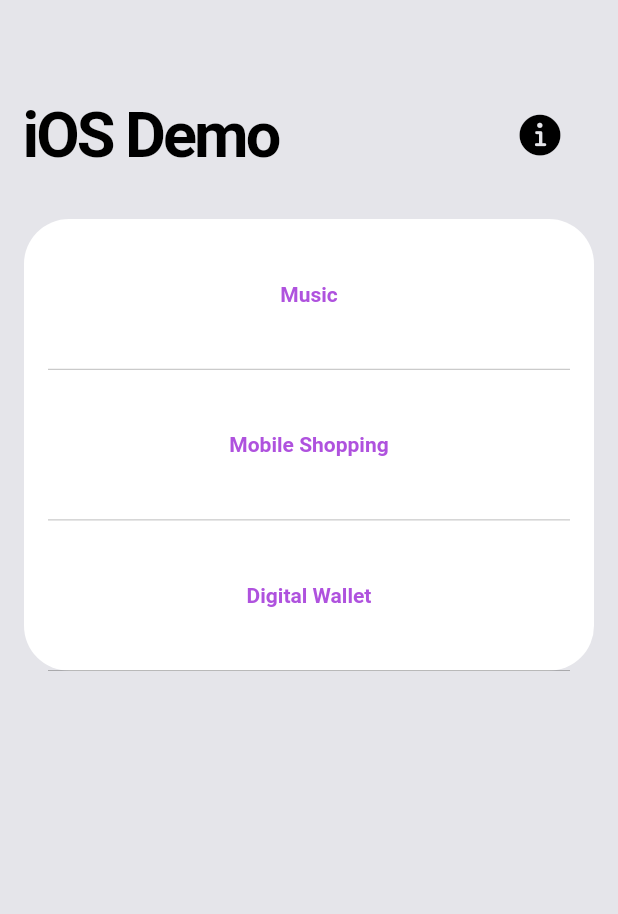
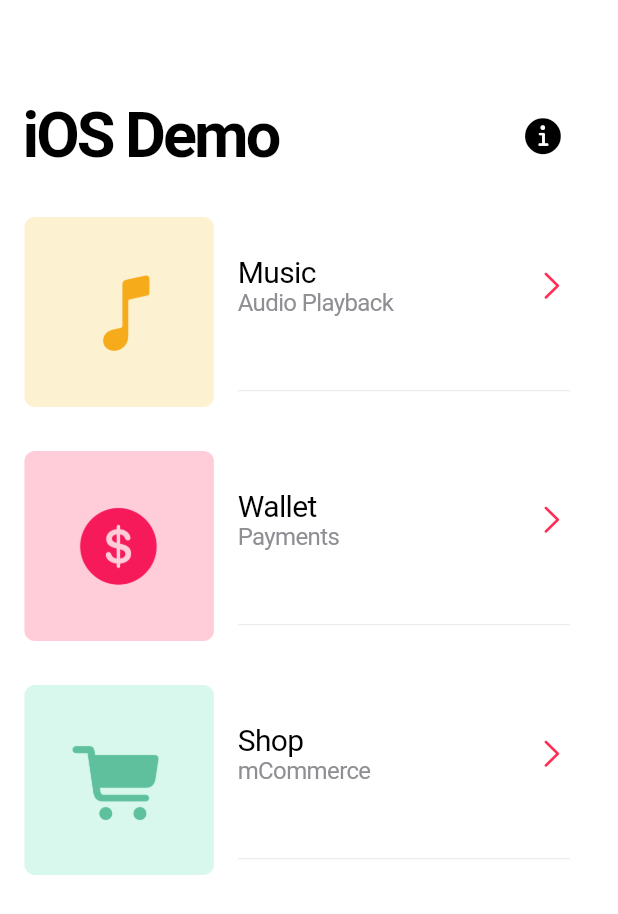
Before and after one commit to amha/my_ios_app, a Flutter app: the screen it shows after launch, on a phone screen of 412 x 824 dp. Shown: the top 914 px of the screen. Run offline on Flutter 3.47's test engine with Material 2 defaults, Android fonts, the phone set to English and light mode, and no system bars; our stand-ins replace carousel_slider.

Commit message:
Updated layout for app.dart and updated assets.

```diff
--- a/lib/main.dart
+++ b/lib/main.dart
@@ -1,6 +1,6 @@
 import 'package:flutter/cupertino.dart';
 import 'package:flutter/material.dart';
-import 'package:my_ios_app/views/App.dart';
+import 'package:my_ios_app/views/app.dart';
 
 void main() {
   runApp(MyApp());
@@ -17,7 +17,7 @@ class MyApp extends StatelessWidget {
           barBackgroundColor: CupertinoColors.systemGrey6,
           textTheme: CupertinoTextThemeData(
               actionTextStyle: TextStyle(
-                  color: CupertinoColors.systemPurple,
+                  color: Theme.of(context).primaryColor,
                   fontWeight: FontWeight.w600))),
       home: App(),
     );
--- a/lib/views/App.dart
+++ /dev/null
@@ -1,145 +0,0 @@
-import 'package:flutter/cupertino.dart';
-import 'package:flutter/material.dart';
-import 'package:my_ios_app/views/music/music_home.dart';
-import 'package:my_ios_app/views/shop/launcher.dart';
-import 'package:my_ios_app/views/wallet/wallet_home.dart';
-
-class App extends StatelessWidget {
-  @override
-  Widget build(BuildContext context) {
-    double screenWidth = MediaQuery.of(context).size.width;
-    return CupertinoPageScaffold(
-      backgroundColor: CupertinoColors.systemGrey5,
-      child: Column(
-        mainAxisAlignment: MainAxisAlignment.start,
-        crossAxisAlignment: CrossAxisAlignment.center,
-        children: [
-          Container(
-            height: 80,
-            margin: EdgeInsets.fromLTRB(0, 50, 0, 0),
-            width: screenWidth,
-            padding: EdgeInsets.symmetric(horizontal: 16, vertical: 4),
-            child: Row(
-              mainAxisAlignment: MainAxisAlignment.spaceBetween,
-              crossAxisAlignment: CrossAxisAlignment.center,
-              children: [
-                Text(
-                  'iOS Demo',
-                  style: TextStyle(
-                      fontSize: 42,
-                      fontWeight: FontWeight.w600,
-                      letterSpacing: -2),
-                ),
-                CupertinoButton(
-                  onPressed: () {},
-                  child: Icon(
-                    CupertinoIcons.info_circle_fill,
-                    color: CupertinoColors.black,
-                    size: 32,
-                  ),
-                )
-              ],
-            ),
-          ),
-          Container(
-            margin: EdgeInsets.all(16),
-            decoration: BoxDecoration(
-                color: CupertinoColors.white,
-                borderRadius: BorderRadius.all(Radius.circular(30))),
-            child: Column(
-              children: [
-                Container(
-                  height: 100,
-                  width: screenWidth,
-                  child: Center(
-                    child: SizedBox(
-                      height: 90,
-                      width: screenWidth,
-                      child: CupertinoButton(
-                        onPressed: () {
-                          Navigator.of(context).push(CupertinoPageRoute(
-                              builder: (context) => MusicHome()));
-                        },
-                        child: Text(
-                          'Music',
-                          style: CupertinoTheme.of(context)
-                              .textTheme
-                              .actionTextStyle,
-                          textAlign: TextAlign.center,
-                        ),
-                      ),
-                    ),
-                  ),
-                ),
-                Divider(
-                  height: .4,
-                  indent: 16,
-                  endIndent: 16,
-                  color: Colors.black26,
-                ),
-                Container(
-                  height: 100,
-                  width: screenWidth,
-                  child: SizedBox(
-                    height: 90,
-                    width: screenWidth,
-                    child: Center(
-                      child: CupertinoButton(
-                        onPressed: () {
-                          Navigator.of(context).push(CupertinoPageRoute(
-                              builder: (context) => ShopLauncher()));
-                        },
-                        child: Text(
-                          'Mobile Shopping',
-                          style: CupertinoTheme.of(context)
-                              .textTheme
-                              .actionTextStyle,
-                          textAlign: TextAlign.center,
-                        ),
-                      ),
-                    ),
-                  ),
-                ),
-                Divider(
-                  height: .4,
-                  indent: 16,
-                  endIndent: 16,
-                  color: Colors.black26,
-                ),
-                Container(
-                  height: 100,
-                  width: screenWidth,
-                  child: Center(
-                    child: SizedBox(
-                      height: 90,
-                      width: screenWidth,
-                      child: CupertinoButton(
-                        onPressed: () {
-                          Navigator.of(context).push(CupertinoPageRoute(
-                              builder: (context) => WalletHome()));
-                        },
-                        child: Text(
-                          'Digital Wallet ',
-                          style: CupertinoTheme.of(context)
-                              .textTheme
-                              .actionTextStyle,
-                          textAlign: TextAlign.center,
-                        ),
-                      ),
-                    ),
-                  ),
-                ),
-                Divider(
-                  height: .4,
-                  indent: 16,
-                  endIndent: 16,
-                  color: Colors.black26,
-                ),
-              ],
-            ),
-          )
-        ],
-      ),
-    );
-  }
-}
--- /dev/null
+++ b/lib/views/app.dart
@@ -0,0 +1,146 @@
+import 'package:flutter/cupertino.dart';
+import 'package:flutter/material.dart';
+import 'package:my_ios_app/views/music/music_home.dart';
+import 'package:my_ios_app/views/shop/shop_launcher.dart';
+import 'package:my_ios_app/views/wallet/wallet_home.dart';
+
+class App extends StatelessWidget {
+  @override
+  Widget build(BuildContext context) {
+    double screenWidth = MediaQuery.of(context).size.width;
+    return CupertinoPageScaffold(
+      backgroundColor: CupertinoColors.white,
+      child: SingleChildScrollView(
+        child: Column(
+          mainAxisAlignment: MainAxisAlignment.start,
+          crossAxisAlignment: CrossAxisAlignment.center,
+          children: [
+            Container(
+              height: 80,
+              margin: EdgeInsets.fromLTRB(0, 50, 0, 0),
+              width: screenWidth,
+              padding: EdgeInsets.symmetric(horizontal: 16, vertical: 4),
+              child: Row(
+                mainAxisAlignment: MainAxisAlignment.spaceBetween,
+                crossAxisAlignment: CrossAxisAlignment.center,
+                children: [
+                  Text(
+                    'iOS Demo',
+                    style: TextStyle(
+                        fontSize: 42,
+                        fontWeight: FontWeight.w600,
+                        letterSpacing: -2),
+                  ),
+                  CupertinoButton(
+                    onPressed: () {},
+                    child: Icon(
+                      CupertinoIcons.info_circle_fill,
+                      color: CupertinoColors.black,
+                      size: 28,
+                    ),
+                  )
+                ],
+              ),
+            ),
+            Column(
+              children: [
+                _demoRow(context, 'Music', 'Audio Playback',
+                    'assets/music_action.png'),
+                _demoRow(
+                    context, 'Wallet', 'Payments', 'assets/wallet_action.png'),
+                _demoRow(
+                    context, 'Shop', 'mCommerce', 'assets/shopping_action.png'),
+              ],
+            )
+          ],
+        ),
+      ),
+    );
+  }
+
+  Widget _demoRow(
+      BuildContext context, String name, String description, String imagePath) {
+    Widget route;
+    switch (name) {
+      case 'Music':
+        route = MusicHome();
+        break;
+      case 'Wallet':
+        route = WalletHome();
+        break;
+      case 'Shop':
+        route = ShopLauncher();
+        break;
+    }
+    return GestureDetector(
+      onTap: () {
+        Navigator.of(context)
+            .push(CupertinoPageRoute(builder: (context) => route));
+      },
+      child: Container(
+        padding: EdgeInsets.symmetric(vertical: 8, horizontal: 16),
+        child: Row(
+          children: [
+            Expanded(
+              flex: 1,
+              child: Container(
+                child: Image.asset(imagePath),
+              ),
+            ),
+            Expanded(
+              flex: 2,
+              child: Padding(
+                padding: const EdgeInsets.fromLTRB(16, 0, 16, 0),
+                child: SizedBox(
+                  height: 140,
+                  child: Column(
+                    mainAxisSize: MainAxisSize.max,
+                    mainAxisAlignment: MainAxisAlignment.spaceBetween,
+                    crossAxisAlignment: CrossAxisAlignment.start,
+                    children: [
+                      Expanded(
+                        flex: 3,
+                        child: Row(
+                          mainAxisAlignment: MainAxisAlignment.spaceBetween,
+                          children: [
+                            Column(
+                              crossAxisAlignment: CrossAxisAlignment.start,
+                              mainAxisAlignment: MainAxisAlignment.center,
+                              children: [
+                                Text(
+                                  name,
+                                  style: TextStyle(
+                                      fontWeight: FontWeight.w400,
+                                      fontSize: 20),
+                                ),
+                                Text(
+                                  description,
+                                  style: TextStyle(
+                                      fontWeight: FontWeight.w400,
+                                      fontSize: 16,
+                                      color: CupertinoColors.systemGrey),
+                                )
+                              ],
+                            ),
+                            Icon(CupertinoIcons.chevron_right)
+                          ],
+                        ),
+                      ),
+                      Expanded(
+                        flex: 1,
+                        child: Divider(
+                          height: 1,
+                          thickness: 0.5,
+                        ),
+                      )
+                    ],
+                  ),
+                ),
+              ),
+            )
+          ],
+        ),
+      ),
+    );
+  }
+}
--- a/lib/views/wallet/card_details.dart
+++ b/lib/views/wallet/card_details.dart
@@ -69,54 +69,21 @@ class _CardDetailsState extends State<CardDetails>
         child: Column(
           children: [
             Container(
-              height: 230,
+              height: 250,
               width: MediaQuery.of(context).size.width,
-              padding: EdgeInsets.all(16),
-              margin: EdgeInsets.fromLTRB(16, 100, 16, 16),
+              margin: EdgeInsets.fromLTRB(16, 30, 16, 16),
               decoration: BoxDecoration(
                   color: CupertinoColors.activeBlue,
-                  borderRadius: BorderRadius.all(Radius.circular(15))),
-              child: Column(
-                crossAxisAlignment: CrossAxisAlignment.start,
-                mainAxisAlignment: MainAxisAlignment.spaceBetween,
-                children: [
-                  Expanded(
-                    flex: 4,
-                    child: Text(
-                      'Liberty Bank Credit Card',
-                      style: TextStyle(
-                          color: CupertinoColors.white,
-                          fontWeight: FontWeight.bold,
-                          fontSize: 18,
-                          shadows: [
-                            Shadow(
-                                color: CupertinoColors.black,
-                                offset: Offset.zero,
-                                blurRadius: 23)
-                          ]),
-                    ),
-                  ),
-                  Expanded(
-                    flex: 1,
-                    child: Row(
-                      mainAxisAlignment: MainAxisAlignment.spaceBetween,
-                      children: [
-                        Text(
-                          '****5938',
-                          style: TextStyle(
-                              color: CupertinoColors.white,
-                              shadows: [
-                                Shadow(
-                                    color: CupertinoColors.black,
-                                    offset: Offset.zero,
-                                    blurRadius: 23)
-                              ]),
-                        ),
-                        Image.asset('assets/wallet/acceptanceMark.png')
-                      ],
-                    ),
-                  )
-                ],
+                  borderRadius: BorderRadius.all(Radius.circular(15)),
+                  boxShadow: [
+                    BoxShadow(
+                        spreadRadius: 10,
+                        blurRadius: 30,
+                        color: Color(0x22000000))
+                  ]),
+              child: Image.asset(
+                'assets/wallet/card.png',
+                fit: BoxFit.fill,
               ),
             ),
             Container(
--- a/pubspec.yaml
+++ b/pubspec.yaml
@@ -51,3 +51,7 @@ flutter:
     - assets/shop/acceptance.png
     - assets/wallet/acceptanceMark.png
     - assets/wallet/money.png
+    - assets/wallet/card.png
+    - assets/music_action.png
+    - assets/shopping_action.png
+    - assets/wallet_action.png
```
Also changed, not shown: assets/music_action.png (added), assets/shopping_action.png (added), assets/wallet/card.png (added), assets/wallet_action.png (added), lib/views/shop/shop_launcher.dart (renamed from lib/views/shop/launcher.dart).
